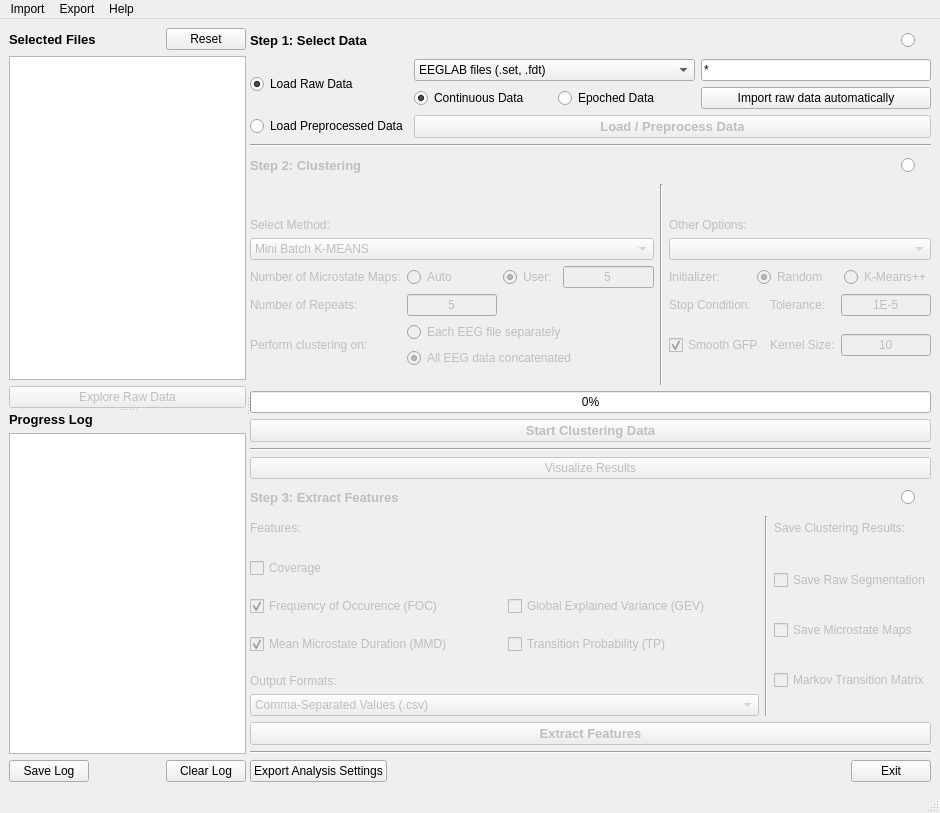
eeg-comet/eeg-comet, file src/main/resources/base/MainMicrostateWindow.ui: the form before one commit.
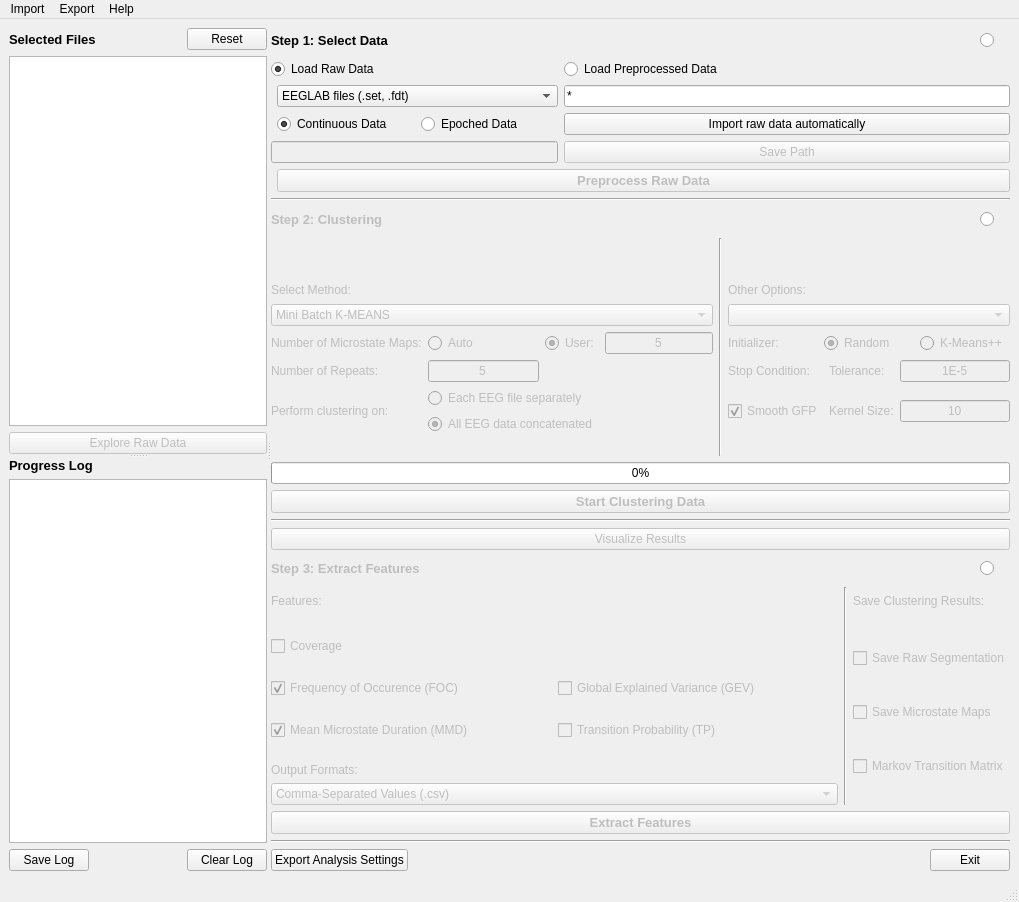
The form after the commit.

Diff of the .ui file:
```diff
--- a/src/main/resources/base/MainMicrostateWindow.ui
+++ b/src/main/resources/base/MainMicrostateWindow.ui
@@ -6,8 +6,8 @@
    <rect>
     <x>0</x>
     <y>0</y>
-    <width>940</width>
-    <height>813</height>
+    <width>1019</width>
+    <height>902</height>
    </rect>
   </property>
   <property name="windowTitle">
@@ -227,7 +227,7 @@
           </item>
           <item>
            <layout class="QGridLayout" name="gridLayout_3">
-            <item row="0" column="1">
+            <item row="1" column="1">
              <widget class="QComboBox" name="step1_importformat_combobox">
               <property name="currentIndex">
                <number>7</number>
@@ -294,30 +294,7 @@
               </item>
              </widget>
             </item>
-            <item row="2" column="1" colspan="2">
-             <widget class="QPushButton" name="step1_load_preprocess_button">
-              <property name="enabled">
-               <bool>false</bool>
-              </property>
-              <property name="font">
-               <font>
-                <pointsize>10</pointsize>
-                <weight>75</weight>
-                <bold>true</bold>
-               </font>
-              </property>
-              <property name="text">
-               <string>Load / Preprocess Data</string>
-              </property>
-              <property name="iconSize">
-               <size>
-                <width>20</width>
-                <height>20</height>
-               </size>
-              </property>
-             </widget>
-            </item>
-            <item row="1" column="2">
+            <item row="2" column="2">
              <widget class="QPushButton" name="step1_importraw_button">
               <property name="sizePolicy">
                <sizepolicy hsizetype="Minimum" vsizetype="Maximum">
@@ -341,7 +318,7 @@
               </property>
              </widget>
             </item>
-            <item row="1" column="1">
+            <item row="2" column="1">
              <layout class="QHBoxLayout" name="horizontalLayout">
               <item>
                <widget class="QRadioButton" name="step1_import_continuous_radio">
@@ -368,7 +345,17 @@
               </item>
              </layout>
             </item>
-            <item row="0" column="0" rowspan="2">
+            <item row="1" column="2">
+             <widget class="QLineEdit" name="step1_importpattern_lineedit">
+              <property name="text">
+               <string>*</string>
+              </property>
+              <property name="maxLength">
+               <number>50</number>
+              </property>
+             </widget>
+            </item>
+            <item row="0" column="0" colspan="2">
              <widget class="QRadioButton" name="step1_import_raw_radio">
               <property name="text">
                <string>Load Raw Data</string>
@@ -381,7 +368,32 @@
               </attribute>
              </widget>
             </item>
-            <item row="2" column="0">
+            <item row="4" column="2">
+             <widget class="QPushButton" name="step1_savepath_button">
+              <property name="enabled">
+               <bool>false</bool>
+              </property>
+              <property name="font">
+               <font>
+                <pointsize>9</pointsize>
+               </font>
+              </property>
+              <property name="text">
+               <string>Save Path</string>
+              </property>
+             </widget>
+            </item>
+            <item row="4" column="0" colspan="2">
+             <widget class="QLineEdit" name="step1_savedir_lineedit">
+              <property name="enabled">
+               <bool>false</bool>
+              </property>
+              <property name="readOnly">
+               <bool>true</bool>
+              </property>
+             </widget>
+            </item>
+            <item row="0" column="2">
              <widget class="QRadioButton" name="step1_import_preprocessed_radio">
               <property name="text">
                <string>Load Preprocessed Data</string>
@@ -391,13 +403,26 @@
               </attribute>
              </widget>
             </item>
-            <item row="0" column="2">
-             <widget class="QLineEdit" name="step1_importpattern_lineedit">
+            <item row="5" column="1" colspan="2">
+             <widget class="QPushButton" name="step1_load_preprocess_button">
+              <property name="enabled">
+               <bool>false</bool>
+              </property>
+              <property name="font">
+               <font>
+                <pointsize>10</pointsize>
+                <weight>75</weight>
+                <bold>true</bold>
+               </font>
+              </property>
               <property name="text">
-               <string>*</string>
+               <string>Preprocess Raw Data</string>
               </property>
-              <property name="maxLength">
-               <number>50</number>
+              <property name="iconSize">
+               <size>
+                <width>20</width>
+                <height>20</height>
+               </size>
               </property>
              </widget>
             </item>
@@ -1220,7 +1245,7 @@
     <rect>
      <x>0</x>
      <y>0</y>
-     <width>940</width>
+     <width>1019</width>
      <height>26</height>
     </rect>
    </property>
```
Left out of the diff: 4 changed lines with no effect on the pictures.
